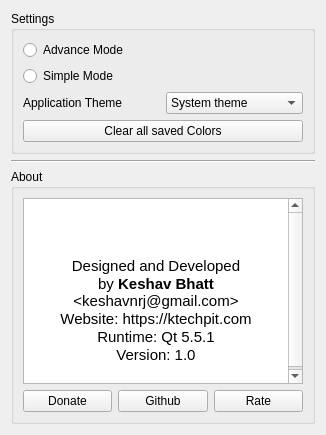
First picture: the form in settings.ui, repository keshavbhatt/ColorPicker, before the edit.
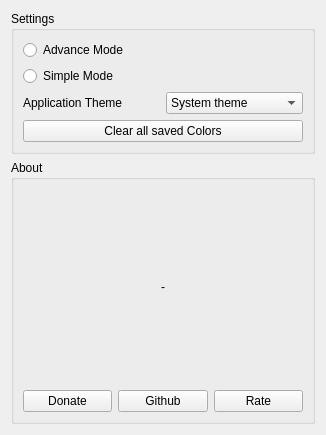
Second picture: the form after the edit. Icons and pictures are not drawn.

Commit message: updated setting widget

What changed in the file:
```diff
--- a/settings.ui
+++ b/settings.ui
@@ -78,13 +78,6 @@
      </layout>
     </widget>
    </item>
-   <item>
-    <widget class="Line" name="line">
-     <property name="orientation">
-      <enum>Qt::Horizontal</enum>
-     </property>
-    </widget>
-   </item>
    <item>
     <widget class="QGroupBox" name="groupBox_2">
      <property name="title">
@@ -94,24 +87,18 @@
       <item>
        <layout class="QVBoxLayout" name="verticalLayout">
         <item>
-         <widget class="QTextBrowser" name="aboutTextBrowser">
-          <property name="sizeAdjustPolicy">
-           <enum>QAbstractScrollArea::AdjustToContents</enum>
+         <widget class="QLabel" name="message">
+          <property name="sizePolicy">
+           <sizepolicy hsizetype="Preferred" vsizetype="Expanding">
+            <horstretch>0</horstretch>
+            <verstretch>0</verstretch>
+           </sizepolicy>
           </property>
-          <property name="html">
-           <string>&lt;!DOCTYPE HTML PUBLIC &quot;-//W3C//DTD HTML 4.0//EN&quot; &quot;http://www.w3.org/TR/REC-html40/strict.dtd&quot;&gt;
-&lt;html&gt;&lt;head&gt;&lt;meta name=&quot;qrichtext&quot; content=&quot;1&quot; /&gt;&lt;style type=&quot;text/css&quot;&gt;
-p, li { white-space: pre-wrap; }
-&lt;/style&gt;&lt;/head&gt;&lt;body style=&quot; font-family:'Ubuntu'; font-size:11pt; font-weight:400; font-style:normal;&quot;&gt;
-&lt;p align=&quot;center&quot; style=&quot;-qt-paragraph-type:empty; margin-top:0px; margin-bottom:0px; margin-left:0px; margin-right:0px; -qt-block-indent:0; text-indent:0px;&quot;&gt;&lt;br /&gt;&lt;/p&gt;
-&lt;p align=&quot;center&quot; style=&quot; margin-top:0px; margin-bottom:0px; margin-left:0px; margin-right:0px; -qt-block-indent:0; text-indent:0px;&quot;&gt;&lt;img src=&quot;:/icons/app-64.png&quot; /&gt;&lt;/p&gt;
-&lt;p align=&quot;center&quot; style=&quot;-qt-paragraph-type:empty; margin-top:0px; margin-bottom:0px; margin-left:0px; margin-right:0px; -qt-block-indent:0; text-indent:0px;&quot;&gt;&lt;br /&gt;&lt;/p&gt;
-&lt;p align=&quot;center&quot; style=&quot; margin-top:0px; margin-bottom:0px; margin-left:0px; margin-right:0px; -qt-block-indent:0; text-indent:0px;&quot;&gt;Designed and Developed&lt;/p&gt;
-&lt;p align=&quot;center&quot; style=&quot; margin-top:0px; margin-bottom:0px; margin-left:0px; margin-right:0px; -qt-block-indent:0; text-indent:0px;&quot;&gt;by &lt;span style=&quot; font-weight:600;&quot;&gt;Keshav Bhatt&lt;/span&gt; &amp;lt;keshavnrj@gmail.com&amp;gt;&lt;/p&gt;
-&lt;p align=&quot;center&quot; style=&quot; margin-top:0px; margin-bottom:0px; margin-left:0px; margin-right:0px; -qt-block-indent:0; text-indent:0px;&quot;&gt;Website: https://ktechpit.com&lt;/p&gt;
-&lt;p align=&quot;center&quot; style=&quot; margin-top:0px; margin-bottom:0px; margin-left:0px; margin-right:0px; -qt-block-indent:0; text-indent:0px;&quot;&gt;Runtime: Qt 5.5.1&lt;/p&gt;
-&lt;p align=&quot;center&quot; style=&quot; margin-top:0px; margin-bottom:0px; margin-left:0px; margin-right:0px; -qt-block-indent:0; text-indent:0px;&quot;&gt;Version: 1.0&lt;/p&gt;
-&lt;p align=&quot;center&quot; style=&quot;-qt-paragraph-type:empty; margin-top:0px; margin-bottom:0px; margin-left:0px; margin-right:0px; -qt-block-indent:0; text-indent:0px;&quot;&gt;&lt;br /&gt;&lt;/p&gt;&lt;/body&gt;&lt;/html&gt;</string>
+          <property name="text">
+           <string>-</string>
+          </property>
+          <property name="alignment">
+           <set>Qt::AlignCenter</set>
           </property>
          </widget>
         </item>
```
The commit also changes 2 other files.
